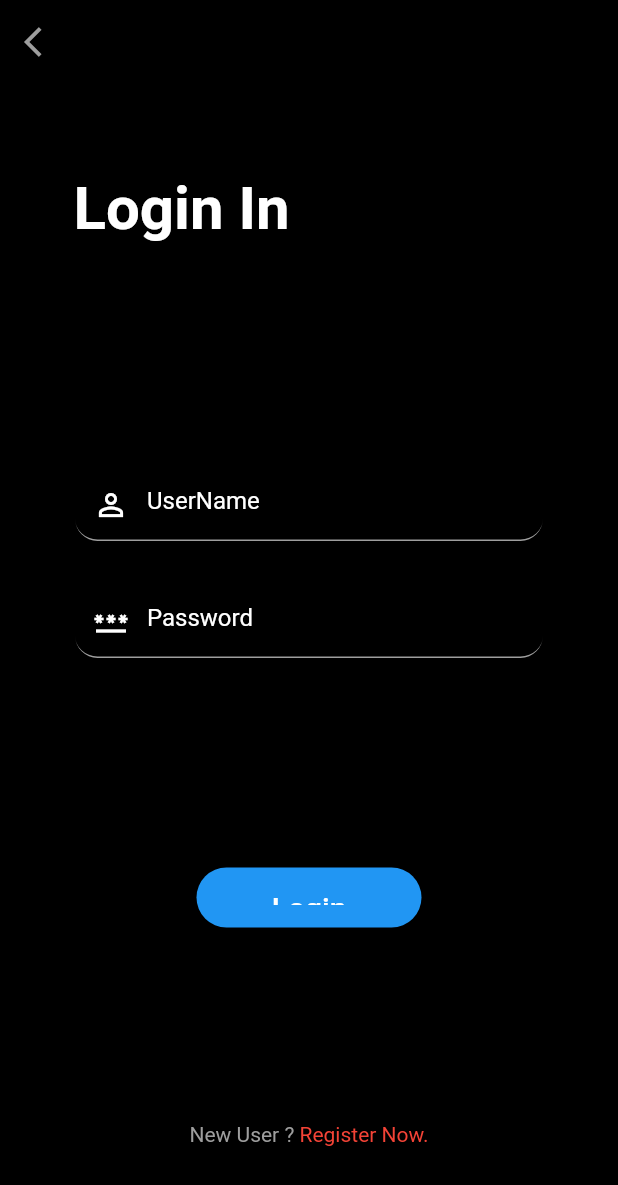
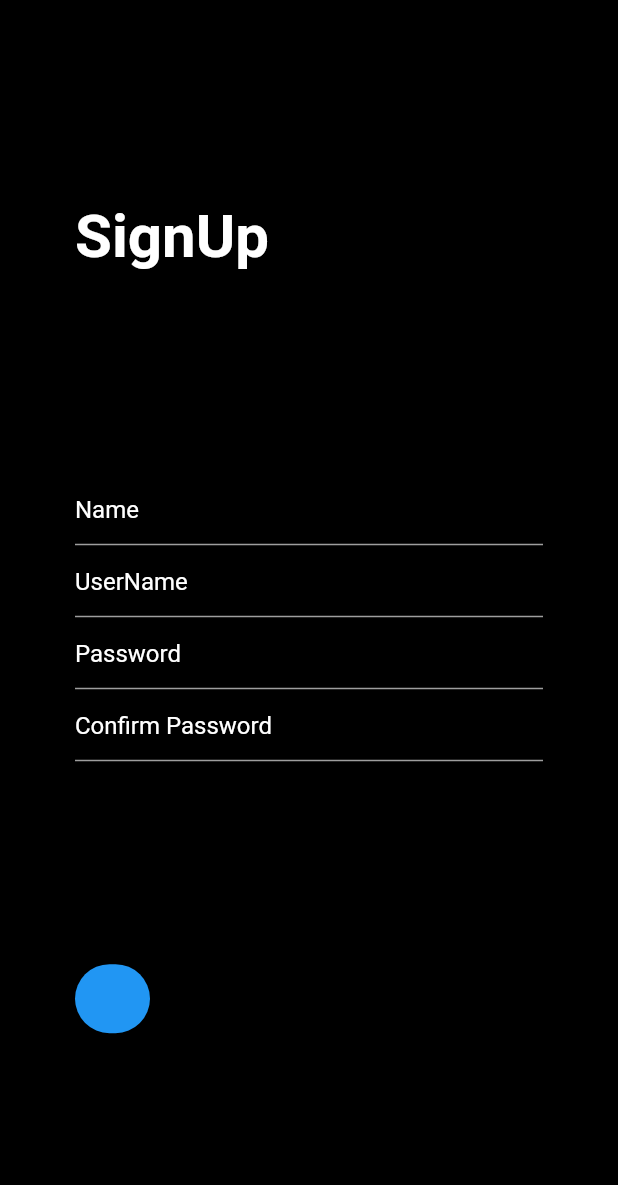
Before and after one commit to AnuLoveCoding/app_food, a Flutter app: the screen it shows after launch, on a phone screen of 412 x 824 dp. Shown: the top 1185 px of the screen. Run offline on Flutter 3.47's test engine with Material 2 defaults, Android fonts, the phone set to English and light mode, and no system bars.

Commit message:
"app_food Project"

```diff
--- a/lib/main.dart
+++ b/lib/main.dart
@@ -1,4 +1,5 @@
 import 'package:app_food/screens/login_page.dart';
+import 'package:app_food/screens/sign_up.dart';
 import 'package:app_food/screens/welcome_page.dart';
 import 'package:flutter/material.dart';
 
@@ -27,7 +28,7 @@ class MyApp extends StatelessWidget {
         // is not restarted.
         primarySwatch: Colors.blue,
       ),
-      home: LoginPage(),
+      home: SignUp(),
     );
   }
 }
--- a/lib/screens/login_page.dart
+++ b/lib/screens/login_page.dart
@@ -27,7 +27,6 @@ class LoginPage extends StatelessWidget {
         backgroundColor: Colors.black,
         leading: IconButton(
             onPressed: (){
-
             },
             icon: Icon(Icons.arrow_back_ios,color: Colors.grey,)),
       ),
--- /dev/null
+++ b/lib/screens/sign_up.dart
@@ -0,0 +1,70 @@
+import 'package:flutter/cupertino.dart';
+import 'package:flutter/material.dart';
+
+class SignUp extends StatelessWidget {
+
+  Widget textFeild({required String hinText}){
+    return TextField(
+      decoration: InputDecoration(
+        hintText: hinText,
+        hintStyle: TextStyle(
+          color: Colors.white,
+        ),
+        enabledBorder: UnderlineInputBorder(
+
+          borderSide: BorderSide(
+            color: Colors.grey,
+          ),
+        ),
+      ),
+    );
+  }
+  @override
+  Widget build(BuildContext context) {
+    return Scaffold(
+      backgroundColor: Colors.black,
+
+      body: SafeArea(
+        child: Container(
+          margin: EdgeInsets.symmetric(horizontal:50.0),
+          child: Column(
+            crossAxisAlignment: CrossAxisAlignment.start,
+            mainAxisAlignment: MainAxisAlignment.spaceEvenly,
+            children: [
+                Text('SignUp',style: TextStyle(color: Colors.white,fontWeight: FontWeight.bold,fontSize: 40.0),),
+                Column(
+                  children: [
+                    textFeild(hinText: 'Name'),
+                    textFeild(hinText: 'UserName'),
+                    textFeild(hinText: 'Password'),
+                    textFeild(hinText: 'Confirm Password'),
+                  ],
+                ),
+              Row(
+                children: [
+                  Container(
+                    width:50.0,
+                    child: ElevatedButton(
+                      style: ButtonStyle(
+                        padding: MaterialStateProperty.all<EdgeInsets>(EdgeInsets.all(15)),
+                        foregroundColor: MaterialStateProperty.all<Color>(Colors.red),
+                        shape: MaterialStateProperty.all<RoundedRectangleBorder>(
+                          RoundedRectangleBorder(
+                            borderRadius: BorderRadius.circular(30.0),
+                            // side: BorderSide(color: Colors.red)
+                          ),
+                        ),
+                      ),
+                     onPressed: (){
+
+                     }, child: Text(''),),
+                  ),
+                ],
+              )
+            ],
+          ),
+        ),
+      ),
+    );
+  }
+}
```
